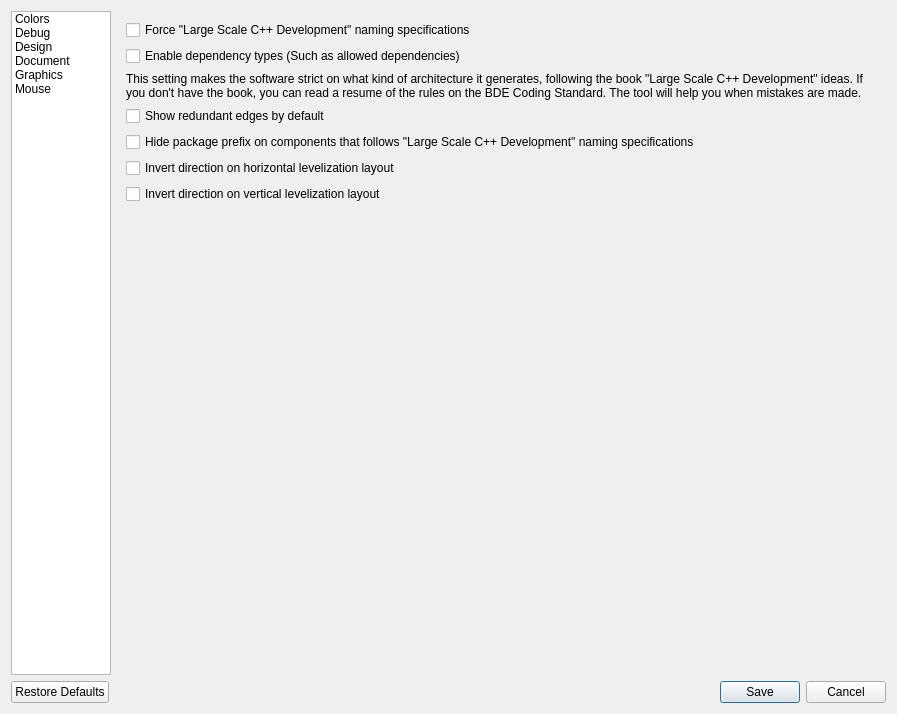
The window that lvtqtw/ct_lvtqtw_configurationdialog.ui (KDE/codevis) describes before a commit, drawn with Qt 5.
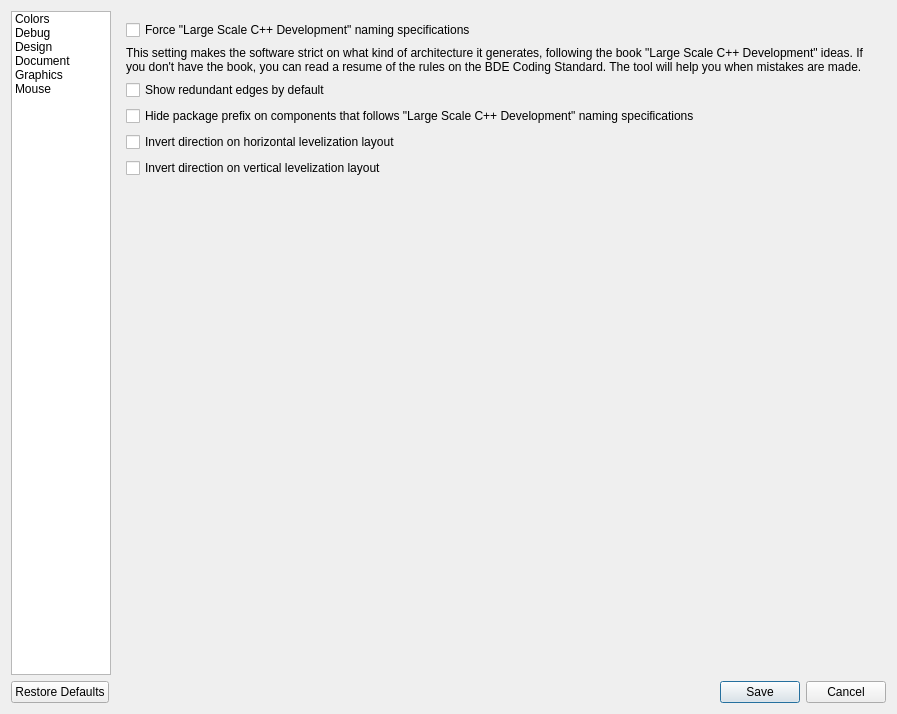
The same window after the commit. The open tabs and pages were chosen to show the change. Custom widgets are drawn as their Qt base class.

Commit message:
Removing all mentions of "Allowed Dependencies" in the code
Anything that has been removed is (or will be) reimplemented in the Allowed Dependencies Plugin.

Patch:
```diff
--- a/lvtqtw/ct_lvtqtw_configurationdialog.ui
+++ b/lvtqtw/ct_lvtqtw_configurationdialog.ui
@@ -598,13 +598,6 @@
            </property>
           </widget>
          </item>
-         <item>
-          <widget class="QCheckBox" name="useDependencyTypes">
-           <property name="text">
-            <string>Enable dependency types (Such as allowed dependencies)</string>
-           </property>
-          </widget>
-         </item>
          <item>
           <widget class="QLabel" name="label_5">
            <property name="text">
```
The commit also changes 35 other files.
